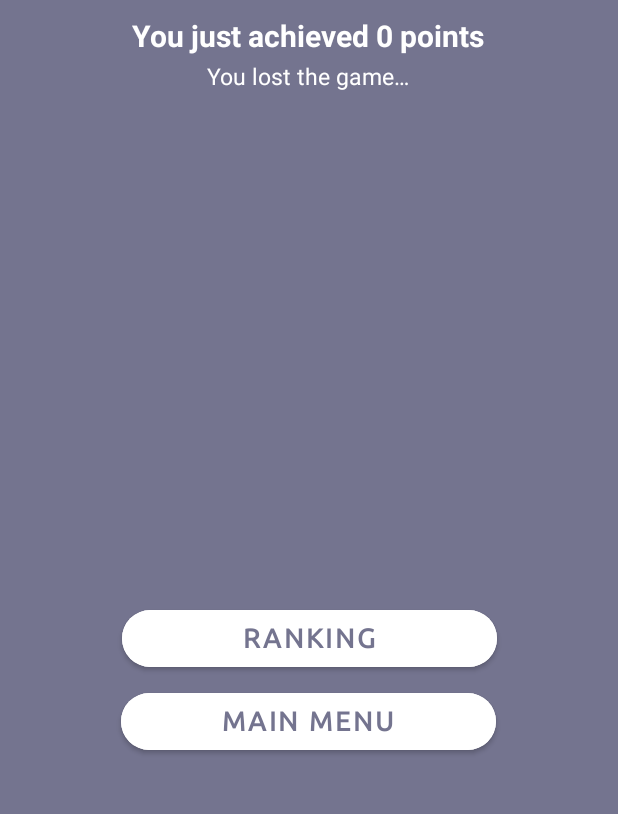
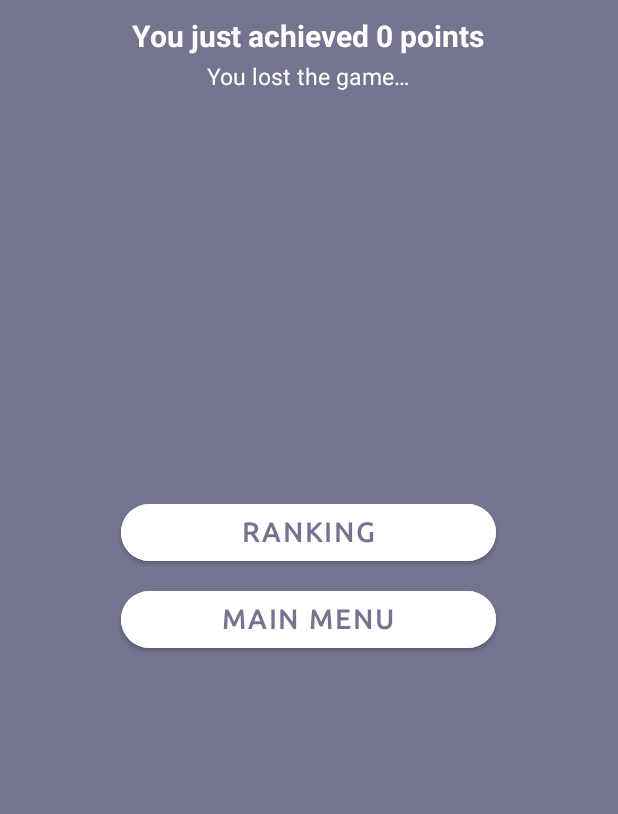
Before and after one commit to AaronFortG/HigherAndLower, an Android app: the GameOverActivity screen opened directly, with no data from a screen before it, on a phone screen of 412 x 824 dp, the part 306-1120 px from its top. Run offline under Robolectric (Android 15) with nearby library versions, the phone set to English and light mode, and no system bars.

Commit message:
UI fixes - Ara es mostren tots els botons correctament

```diff
--- a/app/src/main/res/layout/activity_gameover.xml
+++ b/app/src/main/res/layout/activity_gameover.xml
@@ -31,27 +31,41 @@
 
     <Button
         android:id="@+id/bRanking"
-            android:text="@string/rankingButton"
         android:layout_width="250dp"
         android:layout_height="50dp"
-            android:backgroundTint="#FFFFFF" app:cornerRadius="100dp"
-            android:textColor="#74748f" android:fontFamily="@font/ubuntu" android:textStyle="bold"
-            android:typeface="normal" android:textAlignment="center" android:textSize="18sp"
+        android:layout_marginBottom="8dp"
+        android:backgroundTint="#FFFFFF"
+        android:fontFamily="@font/ubuntu"
+        android:text="@string/rankingButton"
+        android:textAlignment="center"
+        android:textColor="#74748f"
+        android:textSize="18sp"
+        android:textStyle="bold"
+        android:typeface="normal"
+        app:cornerRadius="100dp"
+        app:layout_constraintBottom_toTopOf="@+id/bMainMenu"
         app:layout_constraintEnd_toEndOf="parent"
-            app:layout_constraintStart_toStartOf="parent"
-            app:layout_constraintBottom_toTopOf="@+id/bMainMenu" android:layout_marginBottom="5dp"/>
+        app:layout_constraintHorizontal_bias="0.496"
+        app:layout_constraintStart_toStartOf="parent" />
+
     <Button
         android:id="@+id/bMainMenu"
-            android:text="@string/mainMenuButton"
         android:layout_width="250dp"
         android:layout_height="50dp"
-            android:backgroundTint="#FFFFFF" app:cornerRadius="100dp"
-            android:textColor="#74748f" android:fontFamily="@font/ubuntu" android:textStyle="bold"
-            android:typeface="normal" android:textAlignment="center" android:textSize="18sp"
+        android:layout_marginTop="592dp"
+        android:backgroundTint="#FFFFFF"
+        android:fontFamily="@font/ubuntu"
+        android:text="@string/mainMenuButton"
+        android:textAlignment="center"
+        android:textColor="#74748f"
+        android:textSize="18sp"
+        android:textStyle="bold"
+        android:typeface="normal"
+        app:cornerRadius="100dp"
         app:layout_constraintEnd_toEndOf="parent"
-            app:layout_constraintHorizontal_bias="0.498"
+        app:layout_constraintHorizontal_bias="0.496"
         app:layout_constraintStart_toStartOf="parent"
-            app:layout_constraintTop_toTopOf="parent" android:layout_marginTop="660dp"/>
+        app:layout_constraintTop_toTopOf="parent" />
 
     <androidx.constraintlayout.widget.Guideline
         android:id="@+id/guideline3"
```
Also changed, not shown: app/src/main/res/layout/activity_game.xml (+26 -13 lines), app/src/main/res/layout/activity_login.xml (+18 -11 lines), app/src/main/res/layout/activity_main.xml (+18 -9 lines). Lines whose indentation alone changed are shown as unchanged.
